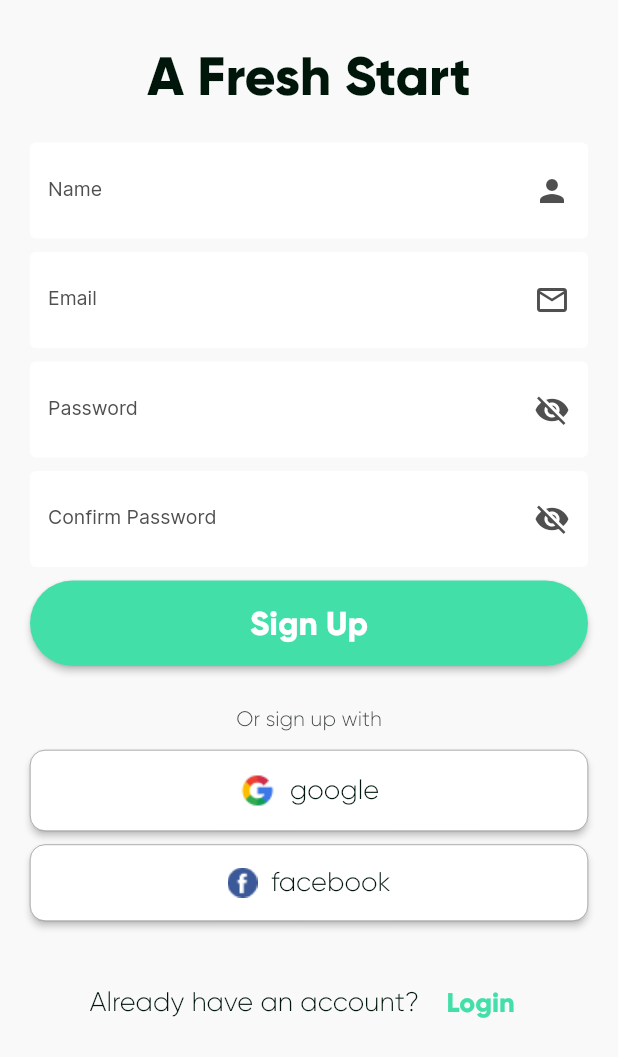
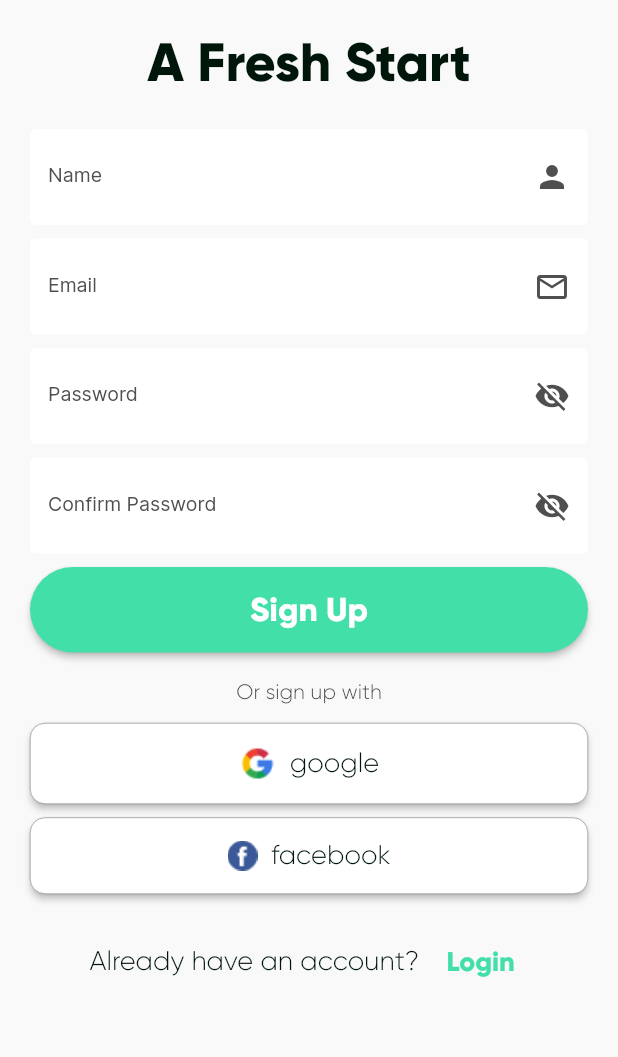
Before and after one commit to josflesan/life-collab-app, a Flutter app: the OurLogin screen opened directly, after a tap on "Create Account", on a phone screen of 412 x 824 dp. Shown: the top 1057 px of the screen. Run offline on Flutter 3.47's test engine with Material 2 defaults, Android fonts, the phone set to English and light mode, and no system bars; our stand-ins replace firebase_auth, firebase_core; accounts and stored records are empty; network calls fail.

Commit message:
Fixed Layout Issue Sign Up Screen

```diff
--- a/life-collab/lib/screens/login/localwidgets/alternative-login.dart
+++ b/life-collab/lib/screens/login/localwidgets/alternative-login.dart
@@ -26,7 +26,7 @@ class AlternativeLogin extends StatelessWidget {
       child: Column(
         mainAxisAlignment: MainAxisAlignment.center,
         children: [
-          Text("Or sign in with", style: AppStyles.SMALL_HEADING_STYLE),
+          Text("Or log in with", style: AppStyles.SMALL_HEADING_STYLE),
           SizedBox(height: AppDimens.LARGE_SPACER),
           GoogleButton,
           SizedBox(height: AppDimens.SMALL_SPACER),
--- a/life-collab/lib/screens/signup/localwidgets/alternative-signup.dart
+++ b/life-collab/lib/screens/signup/localwidgets/alternative-signup.dart
@@ -23,7 +23,6 @@ class AlternativeSignup extends StatelessWidget {
         icon: Image.asset("assets/images/facebook.png"));
 
     return Container(
-      margin: EdgeInsets.symmetric(vertical: AppDimens.SMALL_SPACER),
       width: MediaQuery.of(context).size.width,
       child: Column(
         mainAxisAlignment: MainAxisAlignment.center,
--- a/life-collab/lib/screens/signup/signup.dart
+++ b/life-collab/lib/screens/signup/signup.dart
@@ -29,7 +29,7 @@ class OurSignUp extends StatelessWidget {
             Expanded(
               child: ListView(
                 children: [
-                  SizedBox(height: AppDimens.SMALL_SPACER),
+                  //SizedBox(height: AppDimens.SMALL_SPACER),
                   Container(
                     child: Text("A Fresh Start",
                         style: AppStyles.TITLE_STYLE_BLACK),
```
